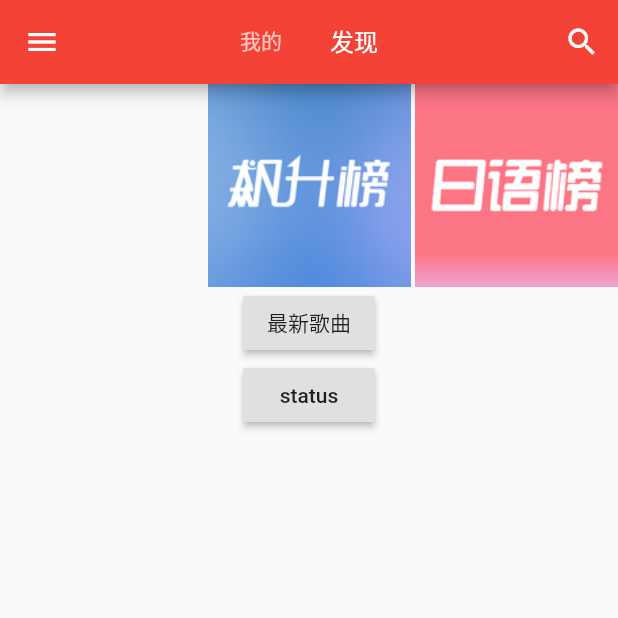
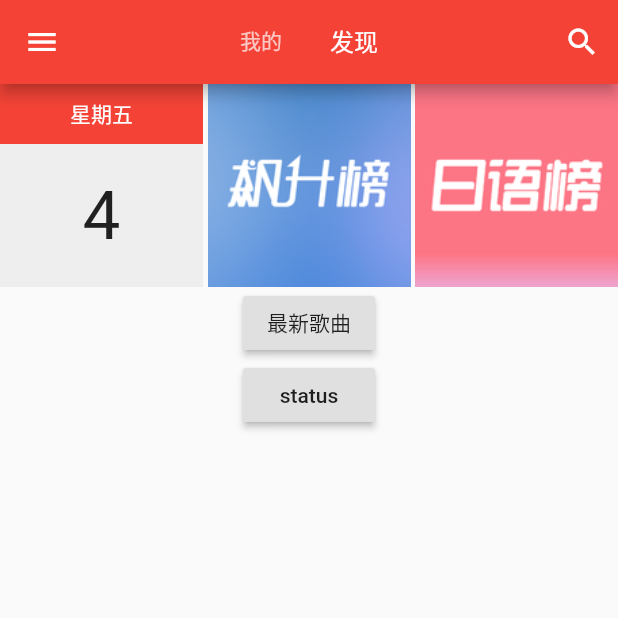
Before and after one commit to summerscar/NeteaseCloudMusic-Flutter, a Flutter app: the screen it shows after launch, tab 2 chosen, on a phone screen of 412 x 824 dp, the top half of it. Run offline on Flutter 3.47's test engine with Material 2 defaults, Android fonts, the phone set to English and light mode, and no system bars; drawn by our look-alikes of flutter_easyloading; our stand-ins replace assets_audio_player, cookie_jar, dio, dio_cookie_manager, fluttertoast, shared_preferences; missing offline and left inert: flutter_lyric.

Commit message:
🐞fix(发现页): 推荐 跳转

```diff
--- a/lib/main.dart
+++ b/lib/main.dart
@@ -55,7 +55,9 @@ class MyApp extends StatelessWidget {
             child: MyHomePage(),
           ),
       "player": (context) => FlutterEasyLoading(child: PlayerPage()),
-    }, initialRoute: '/', theme: ThemeData(primarySwatch: Colors.red));
+    }, initialRoute: '/', theme: ThemeData(primarySwatch: Colors.red),
+    title: '网易云音乐-Flutter',
+    );
   }
 }
 
--- a/lib/page/explorer.dart
+++ b/lib/page/explorer.dart
@@ -120,8 +120,14 @@ class _ExplorerPageState extends State<ExplorerPage> {
               crossAxisSpacing: 3.0,
             ),
             children: [
-              state.userInfo != null ? InkWell(
-                  onTap: _getRecommendSongs,
+              InkWell(
+                  onTap: () {
+                    if (state.userInfo != null) {
+                      _getRecommendSongs();
+                    } else {
+                      Navigator.pushNamed(context, '/');
+                    }
+                  },
                   child: Container(
                     decoration: BoxDecoration(
                       color: Colors.grey[200],
@@ -150,7 +156,7 @@ class _ExplorerPageState extends State<ExplorerPage> {
                         )
                       ]
                     ),
-                  )) : SizedBox(),
+                  )),
                   InkWell(
                   onTap: () {
                     _getTopMusic(0, '全站飙升榜');
```
